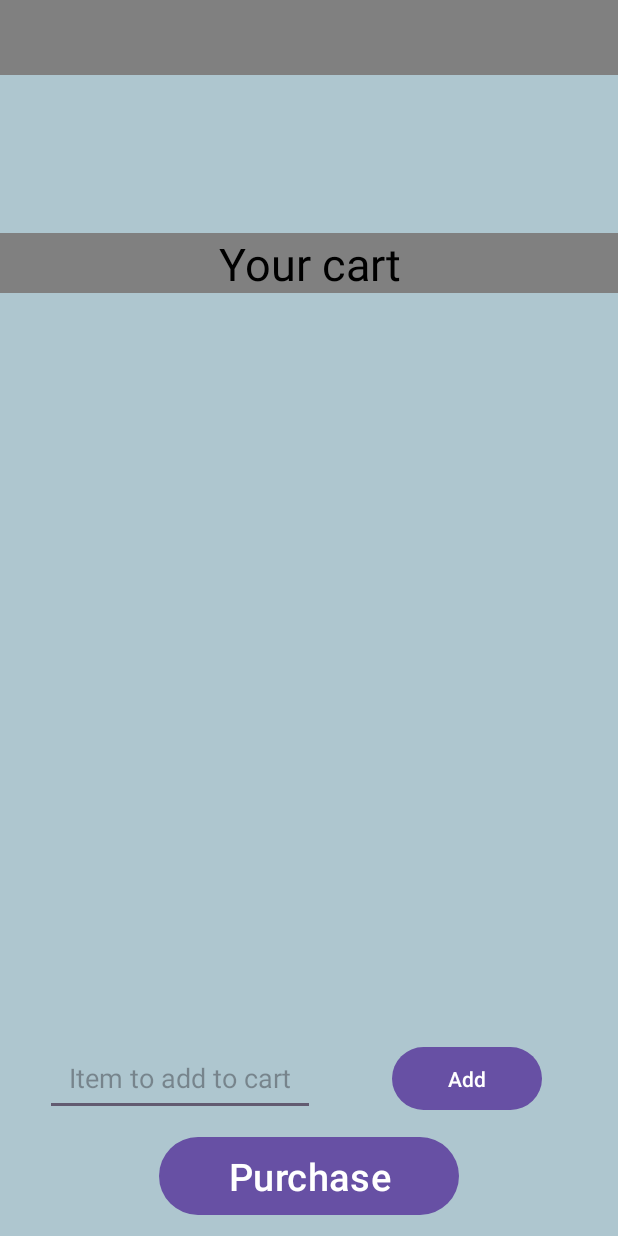
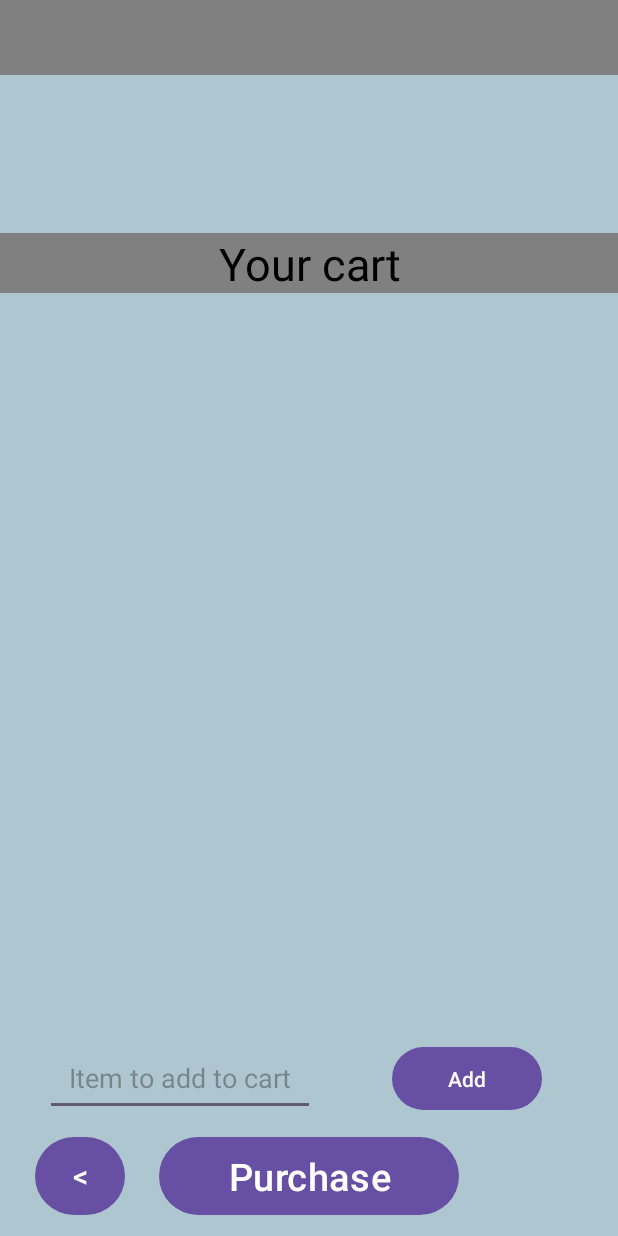
Before and after one commit to DylanBeach25/ShopstrisRepaired, an Android app: the CartItems screen opened directly, with no data from a screen before it, on a phone screen of 412 x 824 dp. Run offline under Robolectric (Android 15) with nearby library versions, the phone set to English and light mode, and no system bars; our stand-ins replace Room's generated code; 2 statements that could not run were skipped.

Commit message:
Added back buttons to some pages that needed them to ensure consistency of updated data

```diff
--- a/app/src/main/java/com/example/myapplication/CartItems.java
+++ b/app/src/main/java/com/example/myapplication/CartItems.java
@@ -29,6 +29,7 @@ public class CartItems extends AppCompatActivity {
     EditText mItemAdd;
     Button mItemButtonAdd;
     Button mPurchaseCart;
+    Button backButton;
     TextView mUserName;
 
     UserDatabase userDatabase;
@@ -88,6 +89,13 @@ public class CartItems extends AppCompatActivity {
                 startActivity(intent);
             }
         });
+        backButton.setOnClickListener(new View.OnClickListener() {
+            @Override
+            public void onClick(View v) {
+                Intent intent = CurrentOrders.getIntent(getApplicationContext());
+                startActivity(intent);
+            }
+        });
     }
 
     private void linkItems() {
@@ -95,6 +103,7 @@ public class CartItems extends AppCompatActivity {
         mItemButtonAdd = findViewById(R.id.addItemButton);
         mPurchaseCart = findViewById(R.id.purchaseCartButton);
         mUserName = findViewById(R.id.ShoppingCartUserName);
+        backButton = findViewById(R.id.itemsBackButton);
         userDatabase = UserDatabase.getUserDatabase(getApplicationContext());
         userDao = userDatabase.userDao();
     }
--- a/app/src/main/res/layout/activity_cart_items.xml
+++ b/app/src/main/res/layout/activity_cart_items.xml
@@ -83,5 +83,16 @@
         android:text="@string/purchase"
         android:textSize="25sp" />
 
+    <Button
+        android:id="@+id/itemsBackButton"
+        android:layout_width="60dp"
+        android:text="@string/back_arrow"
+        android:textSize="20sp"
+        android:layout_height="60dp"
+        app:layout_constraintStart_toStartOf="parent"
+        app:layout_constraintEnd_toStartOf="@id/purchaseCartButton"
+        app:layout_constraintBottom_toBottomOf="parent"
+        android:layout_marginBottom="10dp"/>
+
 
 </androidx.constraintlayout.widget.ConstraintLayout>
--- a/app/src/main/res/values/strings.xml
+++ b/app/src/main/res/values/strings.xml
@@ -30,4 +30,5 @@
     <string name="add_item">Add Item</string>
     <string name="item_to_remove">Item to remove</string>
     <string name="delete_item">Delete Item</string>
+    <string name="back_arrow"><![CDATA[<]]></string>
 </resources>
```
Also changed, not shown: app/src/main/java/com/example/myapplication/CurrentOrders.java (+9 -1 lines), app/src/main/java/com/example/myapplication/PreviousCartItems.java (+12 -0 lines), app/src/main/java/com/example/myapplication/PreviousOrders.java (+12 -0 lines), app/src/main/res/layout/activity_current_orders.xml (+11 -0 lines), app/src/main/res/layout/activity_previous_cart_items.xml (+11 -0 lines), app/src/main/res/layout/activity_previous_orders.xml (+10 -0 lines).
